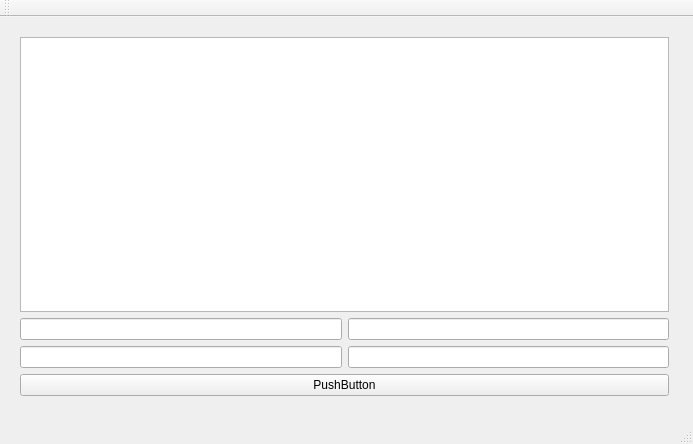
Before: the Qt Designer form mainwindow.ui in Abadacor/prodev, drawn with Qt 5.
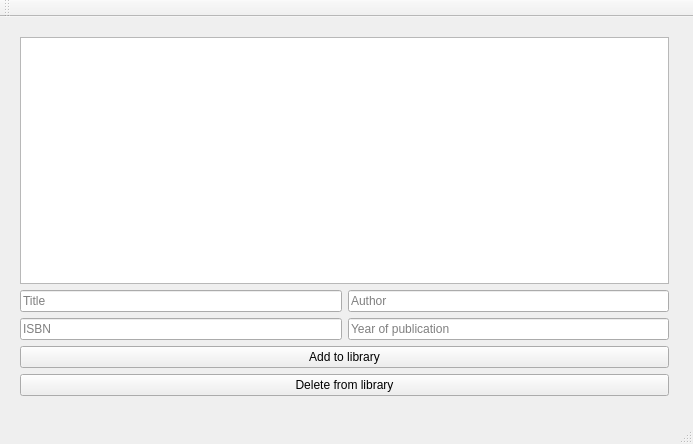
After: the same form once the commit is applied.

Diff of the .ui file:
```diff
--- a/mainwindow.ui
+++ b/mainwindow.ui
@@ -34,20 +34,36 @@
          <item>
           <layout class="QHBoxLayout" name="nameAndAuthorFieldsLayout">
            <item>
-            <widget class="QLineEdit" name="author"/>
+            <widget class="QLineEdit" name="author">
+             <property name="placeholderText">
+              <string>Title</string>
+             </property>
+            </widget>
            </item>
            <item>
-            <widget class="QLineEdit" name="name"/>
+            <widget class="QLineEdit" name="name">
+             <property name="placeholderText">
+              <string>Author</string>
+             </property>
+            </widget>
            </item>
           </layout>
          </item>
          <item>
           <layout class="QHBoxLayout" name="isbnAndYearFieldsLayout">
            <item>
-            <widget class="QLineEdit" name="isbn"/>
+            <widget class="QLineEdit" name="isbn">
+             <property name="placeholderText">
+              <string>ISBN</string>
+             </property>
+            </widget>
            </item>
            <item>
-            <widget class="QLineEdit" name="year"/>
+            <widget class="QLineEdit" name="year">
+             <property name="placeholderText">
+              <string>Year of publication</string>
+             </property>
+            </widget>
            </item>
           </layout>
          </item>
@@ -56,7 +72,14 @@
        <item>
         <widget class="QPushButton" name="addBookButton">
          <property name="text">
-          <string>PushButton</string>
+          <string>Add to library</string>
+         </property>
+        </widget>
+       </item>
+       <item>
+        <widget class="QPushButton" name="pushButton">
+         <property name="text">
+          <string>Delete from library</string>
          </property>
         </widget>
        </item>
```
Left out of the diff: 41 changed lines with no effect on the pictures.
